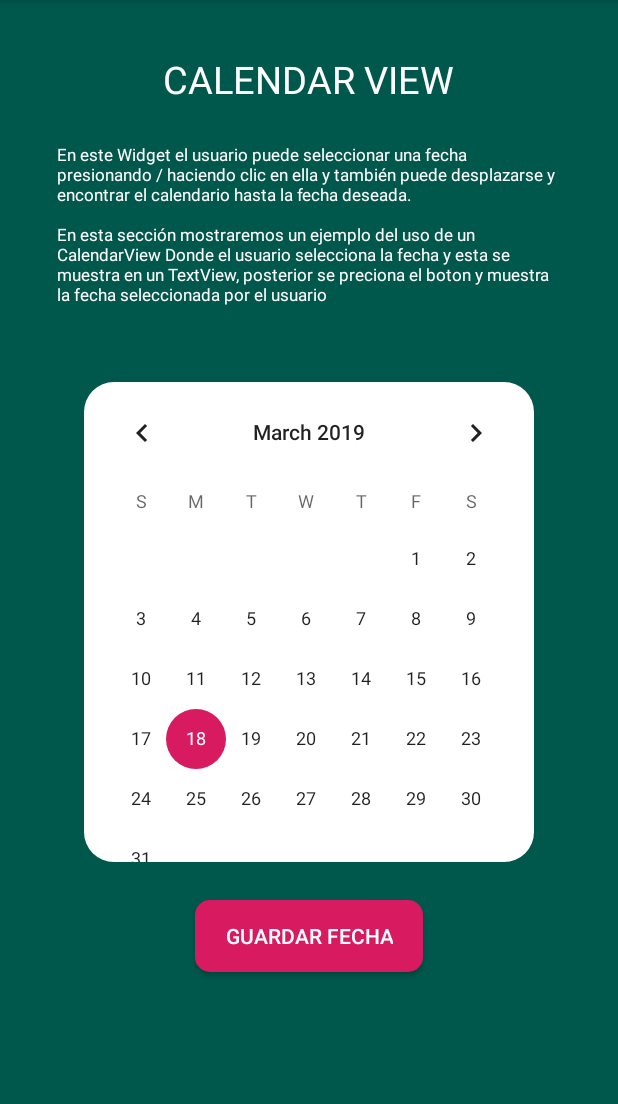
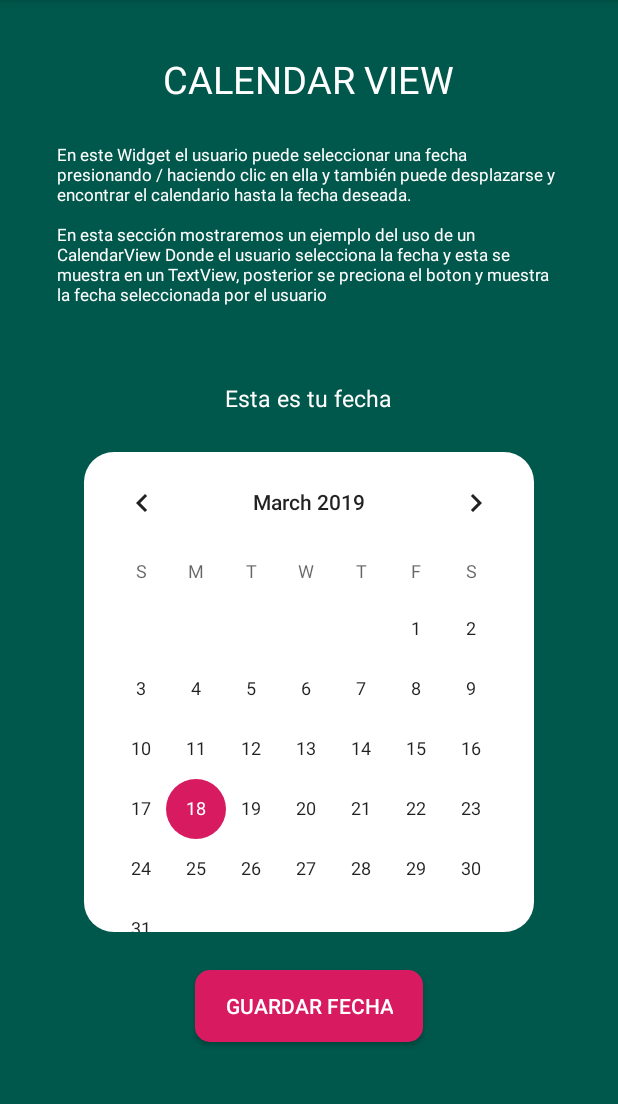
Before and after one commit to salvadorhmutec/componentes_android_tic52, an Android app: the Activity_Calendar_View screen opened directly, with no data from a screen before it, on a phone screen of 412 x 824 dp, the part 84-1188 px from its top. Run offline under Robolectric (Android 15) with nearby library versions, the phone set to English and light mode, and no system bars.

Commit message:
Diseño de Layout Calendar realizado

```diff
--- a/app/src/main/java/com/blogspot/salvadorhm/componentestic52/Activity_Calendar_View.java
+++ b/app/src/main/java/com/blogspot/salvadorhm/componentestic52/Activity_Calendar_View.java
@@ -1,13 +1,44 @@
 package com.blogspot.salvadorhm.componentestic52;
 
+import android.support.annotation.NonNull;
 import android.support.v7.app.AppCompatActivity;
 import android.os.Bundle;
+import android.util.Log;
+import android.view.View;
+import android.widget.CalendarView;
+import android.widget.TextView;
+import android.widget.Toast;
 
 public class Activity_Calendar_View extends AppCompatActivity {
+
+    CalendarView calendarView;
+    TextView myDate;
 
     @Override
     protected void onCreate(Bundle savedInstanceState) {
         super.onCreate(savedInstanceState);
         setContentView(R.layout.activity__calendar__view);
+        initComponents();
+    }
+
+    private void initComponents(){
+        calendarView = (CalendarView)findViewById(R.id.cal_view_calendario);
+        myDate = (TextView)findViewById(R.id.txt_myDate);
+        calendarView.setOnDateChangeListener(new CalendarView.OnDateChangeListener() {
+            @Override
+            public void onSelectedDayChange(@NonNull CalendarView calendarView, int i, int i1, int i2) { //i = al año i1 = al mes i2= al dia
+                String fecha = i2 + "/" + (i1 + 1) + "/" + i; //Se guarda en una variable la fecha que se selecciona
+                myDate.setText(fecha);//Agrega la fecha seleccionada al TtxView
+            }
+        });
+    }
+    public void guardarOnClick(View view){
+        try{
+            String texto;
+            texto = (String)myDate.getText();//Recibe la fecha seleccionada por el usuario
+            Toast.makeText(Activity_Calendar_View.this,"Esta es tu fecha: "+texto, Toast.LENGTH_SHORT).show();//Enviar ,emsaje al usuario
+        }catch(Exception ex){
+            Log.e("Error guardar;", "Message" + ex.getMessage());//Envia un mensaje de error
+        }
     }
 }
--- a/app/src/main/res/layout/activity__calendar__view.xml
+++ b/app/src/main/res/layout/activity__calendar__view.xml
@@ -9,9 +9,10 @@
     android:orientation="vertical"
     tools:context=".Activity_Calendar_View">
 
+    <!--Utiliza Scroll para dezplazarte-->
     <ScrollView
         android:layout_width="match_parent"
-        android:layout_height="744dp">
+        android:layout_height="match_parent">
 
         <!-- Linear layout contenedor de todos componentes -->
         <LinearLayout
@@ -41,6 +42,17 @@
                 android:textColor="#FFF"
                 android:textSize="11sp" />
 
+            <TextView
+                android:id="@+id/txt_myDate"
+                android:layout_width="wrap_content"
+                android:layout_height="wrap_content"
+                android:layout_gravity="center"
+                android:layout_marginTop="25dp"
+                android:text="Esta es tu fecha"
+                android:textAlignment="center"
+                android:textColor="#FFF"
+                android:textSize="15sp" />
+
             <!-- Linear Layout del CalendarView -->
             <LinearLayout
                 android:layout_width="300dp"
@@ -50,7 +62,7 @@
                 android:background="@drawable/background_calendar_view">
 
                 <CalendarView
-                    android:id="@+id/calendarView"
+                    android:id="@+id/cal_view_calendario"
                     android:layout_width="wrap_content"
                     android:layout_height="320dp">
 
@@ -64,10 +76,11 @@
                 android:layout_height="wrap_content"
                 android:layout_gravity="center"
                 android:layout_marginTop="25dp"
+                android:layout_marginBottom="35dp"
                 android:background="@drawable/background_btn"
+                android:onClick="guardarOnClick"
                 android:paddingLeft="20dp"
                 android:paddingRight="20dp"
-                android:layout_marginBottom="35dp"
                 android:text="Guardar Fecha"
                 android:textColor="#FFF" />
 
```
